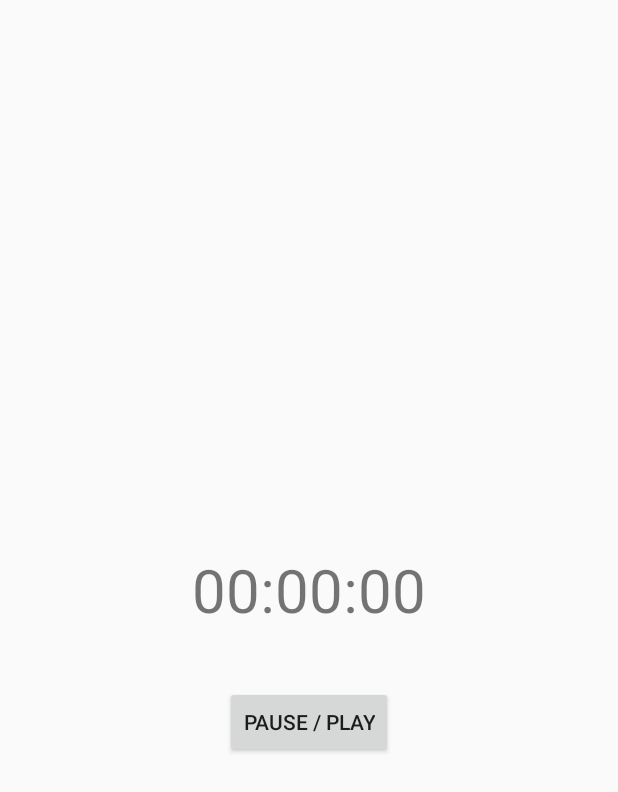
After one commit to teo20515/Projet_HIIT, an Android app: the layout activity_jouer_entrainement.xml on its own in the app's theme, with its tools: preview values and no code run, on a phone screen of 412 x 824 dp. The commit adds this screen. Shown: the top 792 px of the screen. Run offline under Robolectric (Android 15) with nearby library versions, the phone set to English and light mode, and no system bars.

Commit message:
Objets parcellable Ajout du compteur Jouer une séance Fix du gif sur api android < 23

```diff
--- a/app/build.gradle
+++ b/app/build.gradle
@@ -33,7 +33,7 @@ dependencies {
     }
 
     //ROOM
-    def room_version = "2.2.1"
+    def room_version = "2.2.2"
     implementation "androidx.room:room-runtime:$room_version"
     annotationProcessor "androidx.room:room-compiler:$room_version"
 
@@ -43,6 +43,6 @@ dependencies {
     //RECYCLER VIEW
     implementation 'androidx.appcompat:appcompat:1.1.0'
     implementation 'androidx.appcompat:appcompat-resources:1.1.0'
-    implementation 'androidx.recyclerview:recyclerview:1.1.0-rc01'
+    implementation 'androidx.recyclerview:recyclerview:1.1.0'
 
 }
--- a/app/src/main/AndroidManifest.xml
+++ b/app/src/main/AndroidManifest.xml
@@ -9,7 +9,8 @@
         android:roundIcon="@mipmap/ic_launcher_round"
         android:supportsRtl="true"
         android:theme="@style/AppTheme">
-        <activity android:name=".CreerEntrainementActivity"></activity>
+        <activity android:name=".JouerEntrainementActivity"></activity>
+        <activity android:name=".CreerEntrainementActivity" />
         <activity android:name=".MainActivity">
             <intent-filter>
                 <action android:name="android.intent.action.MAIN" />
--- a/app/src/main/java/com/example/projet_hiit/adapters/RecyclerViewListeSeancesAdapter.java
+++ b/app/src/main/java/com/example/projet_hiit/adapters/RecyclerViewListeSeancesAdapter.java
@@ -21,7 +21,6 @@ public class RecyclerViewListeSeancesAdapter extends RecyclerView.Adapter<Recycl
     private LayoutInflater inflater;
     private ItemClickListener clickListener;
     private ItemLongClickListener longClickListener;
-
 
     public RecyclerViewListeSeancesAdapter(Context context, List<Seance> data) {
         this.inflater = LayoutInflater.from(context);
@@ -126,4 +125,7 @@ public class RecyclerViewListeSeancesAdapter extends RecyclerView.Adapter<Recycl
         this.longClickListener = itemLongClickListener;
     }
 
+    public void setData(List<Seance> data) {
+        this.data = data;
+    }
 }
--- /dev/null
+++ b/app/src/main/res/layout/activity_jouer_entrainement.xml
@@ -0,0 +1,33 @@
+<?xml version="1.0" encoding="utf-8"?>
+<LinearLayout xmlns:android="http://schemas.android.com/apk/res/android"
+    xmlns:app="http://schemas.android.com/apk/res-auto"
+    xmlns:tools="http://schemas.android.com/tools"
+    android:id="@+id/jouer_entrainement_mainlayout"
+    android:layout_width="match_parent"
+    android:layout_height="match_parent"
+    android:orientation="vertical"
+    android:gravity="center"
+    tools:context=".JouerEntrainementActivity">
+
+    <TextView
+        android:id="@+id/jouer_entrainement_nom_travail"
+        android:layout_width="wrap_content"
+        android:layout_height="wrap_content"
+        android:textSize="35sp"
+        android:textStyle="bold"/>
+
+    <TextView
+        android:id="@+id/timerValue"
+        android:layout_width="wrap_content"
+        android:layout_height="wrap_content"
+        android:layout_marginBottom="37dp"
+        android:textSize="40sp"
+        android:text="00:00:00"/>
+
+    <Button
+        android:layout_width="wrap_content"
+        android:layout_height="wrap_content"
+        android:onClick="pausePlay"
+        android:text="Pause / Play"/>
+
+</LinearLayout>
--- a/build.gradle
+++ b/build.gradle
@@ -8,7 +8,7 @@ buildscript {
         maven { url 'https://maven.google.com' }
     }
     dependencies {
-        classpath 'com.android.tools.build:gradle:3.5.0'
+        classpath 'com.android.tools.build:gradle:3.5.2'
 
         // NOTE: Do not place your application dependencies here; they belong
         // in the individual module build.gradle files
```
Also changed, not shown: app/src/main/java/com/example/projet_hiit/JouerEntrainementActivity.java (added, +109 -0 lines), app/src/main/java/com/example/projet_hiit/MainActivity.java (+16 -5 lines), app/src/main/java/com/example/projet_hiit/db/compteur/Compteur.java (added, +122 -0 lines), app/src/main/java/com/example/projet_hiit/db/compteur/OnUpdateListener.java (added, +13 -0 lines), app/src/main/java/com/example/projet_hiit/db/compteur/UpdateSource.java (added, +27 -0 lines), app/src/main/java/com/example/projet_hiit/db/model/Cycle.java (+37 -1 lines), app/src/main/java/com/example/projet_hiit/db/model/Seance.java (+14 -11 lines), app/src/main/java/com/example/projet_hiit/db/model/Sequence.java (+36 -1 lines), app/src/main/java/com/example/projet_hiit/db/model/Travail.java (+34 -1 lines), app/src/main/res/layout/activity_creer_entrainement.xml (+5 -5 lines), app/src/main/res/drawable/main_tapis_roulant.gif (renamed from app/src/main/res/drawable-v24/main_tapis_roulant.gif).
